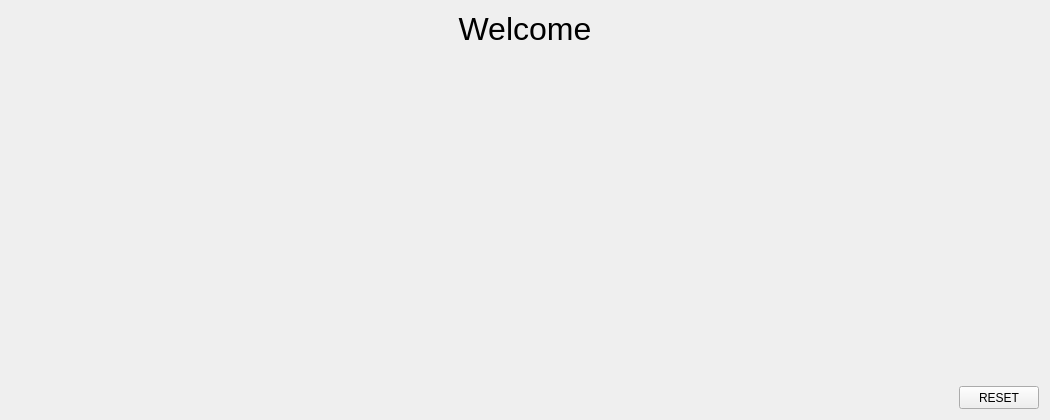
The window that src/user-interfaces/gui-welcome.ui (Donn13Darko/uC_Interfacer) describes before a commit, drawn with Qt 5.
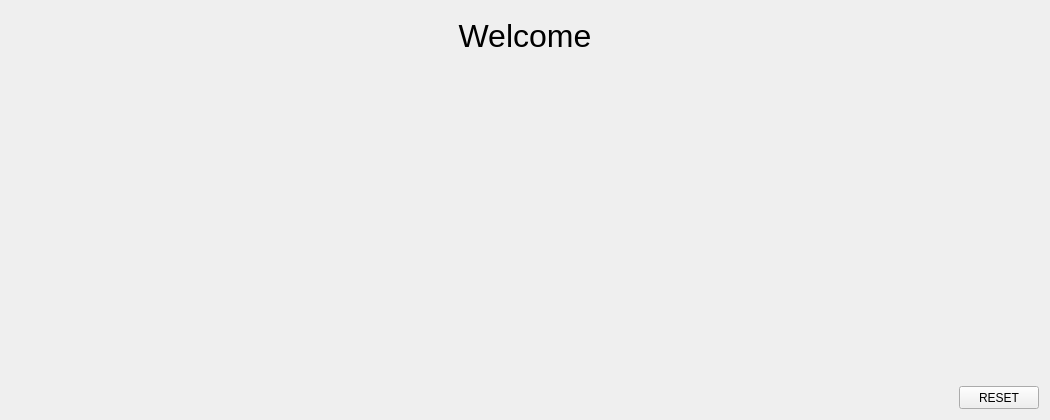
The same window after the commit.

What changed in the file:
```diff
--- a/src/user-interfaces/gui-welcome.ui
+++ b/src/user-interfaces/gui-welcome.ui
@@ -26,7 +26,7 @@
    <string>Form</string>
   </property>
   <layout class="QGridLayout" name="gridLayout">
-   <item row="2" column="0">
+   <item row="2" column="1">
     <widget class="QLabel" name="msg_label">
      <property name="sizePolicy">
       <sizepolicy hsizetype="Expanding" vsizetype="Expanding">
@@ -34,6 +34,12 @@
        <verstretch>0</verstretch>
       </sizepolicy>
      </property>
+     <property name="minimumSize">
+      <size>
+       <width>1020</width>
+       <height>300</height>
+      </size>
+     </property>
      <property name="text">
       <string/>
      </property>
@@ -45,7 +51,7 @@
      </property>
     </widget>
    </item>
-   <item row="1" column="0">
+   <item row="1" column="1">
     <widget class="QLabel" name="header_label">
      <property name="sizePolicy">
       <sizepolicy hsizetype="Expanding" vsizetype="Fixed">
@@ -53,6 +59,12 @@
        <verstretch>0</verstretch>
       </sizepolicy>
      </property>
+     <property name="minimumSize">
+      <size>
+       <width>1020</width>
+       <height>50</height>
+      </size>
+     </property>
      <property name="font">
       <font>
        <pointsize>24</pointsize>
@@ -69,7 +81,7 @@
      </property>
     </widget>
    </item>
-   <item row="4" column="0" alignment="Qt::AlignRight|Qt::AlignBottom">
+   <item row="3" column="1" alignment="Qt::AlignRight">
     <widget class="QPushButton" name="ResetGUI_Button">
      <property name="sizePolicy">
       <sizepolicy hsizetype="Fixed" vsizetype="Fixed">
```
